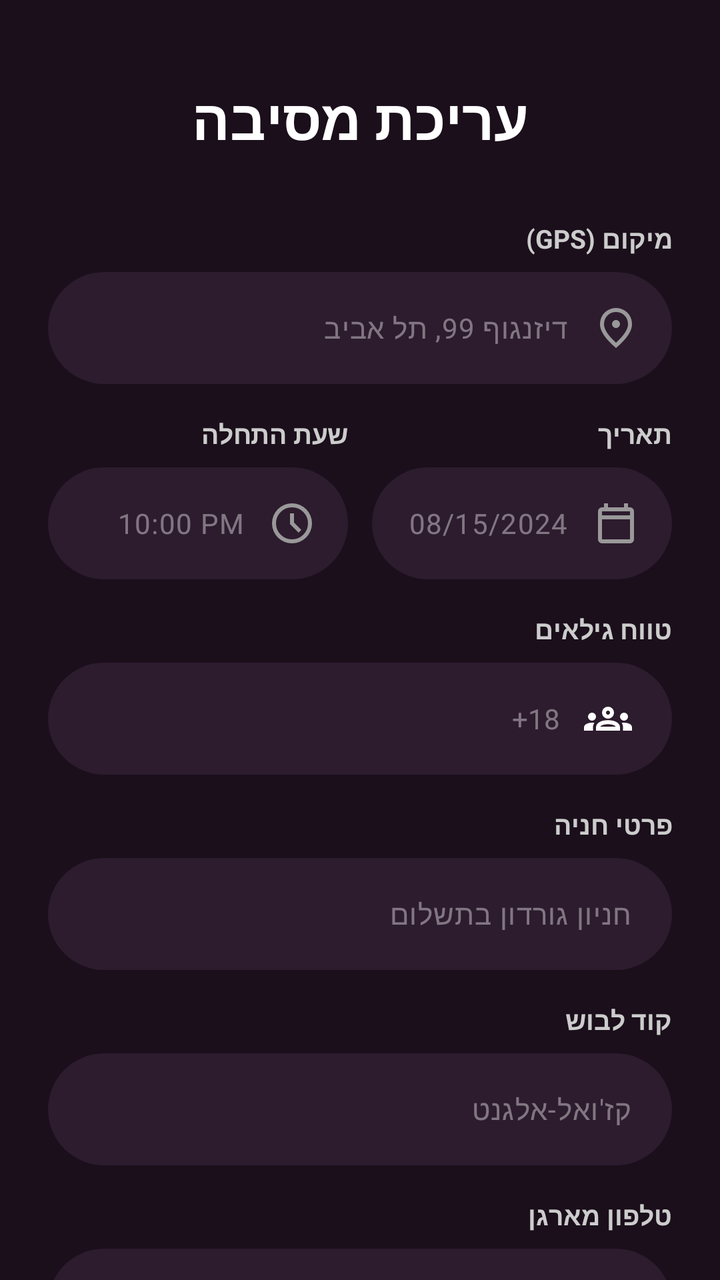
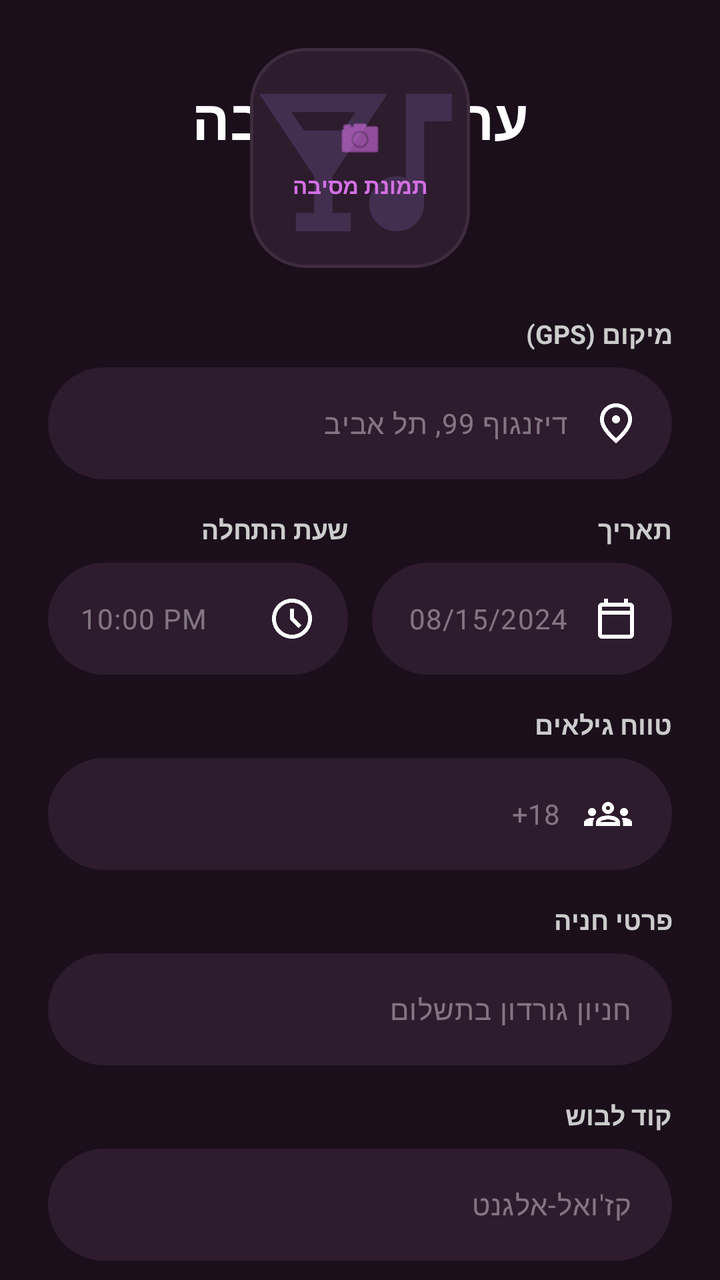

An Android layout rendered at two revisions. The XML below is the earlier revision; the diff shows what the commit changed to produce the second picture.
<!-- AndroidManifest.xml: application theme Theme.PartyLife -->
<!-- res/layout/activity_party_details_edit.xml -->
<?xml version="1.0" encoding="utf-8"?>
<ScrollView xmlns:android="http://schemas.android.com/apk/res/android"
    xmlns:app="http://schemas.android.com/apk/res-auto"
    xmlns:tools="http://schemas.android.com/tools"
    android:layout_width="match_parent"
    android:layout_height="match_parent"
    android:background="#1A0F1B"
    android:fillViewport="true"
    android:id="@+id/partyEdit"
    android:scrollbars="none">

    <androidx.constraintlayout.widget.ConstraintLayout
        android:id="@+id/main"
        android:layout_width="match_parent"
        android:layout_height="wrap_content"
        android:padding="24dp"
        android:layoutDirection="rtl">

        
        <TextView
            android:id="@+id/tvTitle"
            android:layout_width="wrap_content"
            android:layout_height="wrap_content"
            android:layout_marginTop="16dp"
            android:text="עריכת מסיבה"
            android:textColor="#FFFFFF"
            android:textSize="28sp"
            android:textStyle="bold"
            app:layout_constraintEnd_toEndOf="parent"
            app:layout_constraintStart_toStartOf="parent"
            app:layout_constraintTop_toTopOf="parent" />

        
        <TextView
            android:id="@+id/tvLocationLabel"
            android:layout_width="match_parent"
            android:layout_height="wrap_content"
            android:layout_marginTop="32dp"
            android:text="מיקום (GPS)"
            android:textColor="#CCCCCC"
            android:textSize="13sp"
            android:textStyle="bold"
            android:gravity="start"
            app:layout_constraintTop_toBottomOf="@id/tvTitle" />

        <com.google.android.material.textfield.TextInputLayout
            android:id="@+id/tilLocation"
            android:layout_width="match_parent"
            android:layout_height="wrap_content"
            android:layout_marginTop="8dp"
            app:hintEnabled="false"
            app:boxBackgroundColor="#2D1B2E"
            app:boxBackgroundMode="filled"
            app:boxCornerRadiusBottomEnd="28dp"
            app:boxCornerRadiusBottomStart="28dp"
            app:boxCornerRadiusTopEnd="28dp"
            app:boxCornerRadiusTopStart="28dp"
            app:boxStrokeWidth="0dp"
            app:layout_constraintTop_toBottomOf="@id/tvLocationLabel">

            <com.google.android.material.textfield.TextInputEditText
                android:id="@+id/etLocation"
                android:layout_width="match_parent"
                android:layout_height="56dp"
                android:hint="דיזנגוף 99, תל אביב"
                app:hintEnabled="false"
                android:textColorHint="#66FFFFFF"
                android:textColor="#FFFFFF"
                android:textSize="14sp"
                android:gravity="center_vertical|start"
                android:drawableStart="@drawable/locationicon"
                android:drawablePadding="12dp"
                android:drawableTint="#999999"
                android:paddingStart="16dp"
                android:paddingEnd="16dp"
                android:background="@null" />
        </com.google.android.material.textfield.TextInputLayout>

        
        <LinearLayout
            android:id="@+id/rowDateTime"
            android:layout_width="match_parent"
            android:layout_height="wrap_content"
            android:layout_marginTop="16dp"
            android:orientation="horizontal"
            app:layout_constraintTop_toBottomOf="@id/tilLocation">

            
            <LinearLayout
                android:layout_width="0dp"
                android:layout_height="wrap_content"
                android:layout_weight="1"
                android:layout_marginEnd="12dp"
                android:orientation="vertical">

                <TextView
                    android:layout_width="wrap_content"
                    android:layout_height="wrap_content"
                    android:text="תאריך"
                    android:textColor="#CCCCCC"
                    android:textSize="13sp"
                    android:textStyle="bold" />

                <com.google.android.material.textfield.TextInputLayout
                    android:layout_width="match_parent"
                    android:layout_height="wrap_content"
                    android:layout_marginTop="8dp"
                    app:hintEnabled="false"
                    app:boxBackgroundColor="#2D1B2E"
                    app:boxBackgroundMode="filled"
                    app:boxCornerRadiusBottomEnd="28dp"
                    app:boxCornerRadiusBottomStart="28dp"
                    app:boxCornerRadiusTopEnd="28dp"
                    app:boxCornerRadiusTopStart="28dp"
                    app:boxStrokeWidth="0dp">

                    <com.google.android.material.textfield.TextInputEditText
                        android:id="@+id/etDate"
                        android:layout_width="match_parent"
                        android:layout_height="56dp"
                        android:hint="08/15/2024"
                        android:focusable="false"
                        android:clickable="true"
                        android:textColorHint="#66FFFFFF"
                        android:textColor="#FFFFFF"
                        android:textSize="14sp"
                        android:gravity="center_vertical|start"
                        android:drawableStart="@drawable/date_icon"
                        android:drawablePadding="12dp"
                        android:drawableTint="#999999"
                        android:paddingStart="16dp"
                        android:paddingEnd="16dp"
                        android:background="@null" />
                </com.google.android.material.textfield.TextInputLayout>
            </LinearLayout>

            
            <LinearLayout
                android:layout_width="0dp"
                android:layout_height="wrap_content"
                android:layout_weight="1"
                android:orientation="vertical">

                <TextView
                    android:layout_width="wrap_content"
                    android:layout_height="wrap_content"
                    android:text="שעת התחלה"
                    android:textColor="#CCCCCC"
                    android:textSize="13sp"
                    android:textStyle="bold" />

                <com.google.android.material.textfield.TextInputLayout
                    android:layout_width="match_parent"
                    android:layout_height="wrap_content"
                    android:layout_marginTop="8dp"
                    app:hintEnabled="false"
                    app:boxBackgroundColor="#2D1B2E"
                    app:boxBackgroundMode="filled"
                    app:boxCornerRadiusBottomEnd="28dp"
                    app:boxCornerRadiusBottomStart="28dp"
                    app:boxCornerRadiusTopEnd="28dp"
                    app:boxCornerRadiusTopStart="28dp"
                    app:boxStrokeWidth="0dp">

                    <com.google.android.material.textfield.TextInputEditText
                        android:id="@+id/etTime"
                        android:layout_width="match_parent"
                        android:layout_height="56dp"
                        android:hint="10:00 PM"
                        android:focusable="false"
                        android:clickable="true"
                        android:textColorHint="#66FFFFFF"
                        android:textColor="#FFFFFF"
                        android:textSize="14sp"
                        android:gravity="center_vertical|start"
                        android:textAlignment="viewStart"
                        android:drawableStart="@drawable/time_icon"
                        android:drawablePadding="12dp"
                        android:drawableTint="#999999"
                        android:paddingStart="16dp"
                        android:paddingEnd="16dp"
                        android:background="@null" />
                </com.google.android.material.textfield.TextInputLayout>
            </LinearLayout>
        </LinearLayout>

        
        <TextView
            android:id="@+id/tvAgeLabel"
            android:layout_width="match_parent"
            android:layout_height="wrap_content"
            android:layout_marginTop="16dp"
            android:text="טווח גילאים"
            android:textColor="#CCCCCC"
            android:textSize="13sp"
            android:textStyle="bold"
            android:gravity="start"
            app:layout_constraintTop_toBottomOf="@id/rowDateTime" />

        <com.google.android.material.textfield.TextInputLayout
            android:id="@+id/tilAge"
            android:layout_width="match_parent"
            android:layout_height="wrap_content"
            android:layout_marginTop="8dp"
            app:hintEnabled="false"
            app:boxBackgroundColor="#2D1B2E"
            app:boxBackgroundMode="filled"
            app:boxCornerRadiusBottomEnd="28dp"
            app:boxCornerRadiusBottomStart="28dp"
            app:boxCornerRadiusTopEnd="28dp"
            app:boxCornerRadiusTopStart="28dp"
            app:boxStrokeWidth="0dp"
            app:layout_constraintTop_toBottomOf="@id/tvAgeLabel">

            <AutoCompleteTextView
                android:id="@+id/inputAge"
                android:layout_width="match_parent"
                android:layout_height="56dp"
                android:hint="18+"
                android:inputType="none"
                android:textColor="#FFFFFF"
                android:textColorHint="#66FFFFFF"
                android:textSize="14sp"
                android:gravity="center_vertical|start"
                android:textAlignment="viewStart"
                android:drawableStart="@drawable/groups_icon"
                android:drawablePadding="12dp"
                android:paddingStart="20dp"
                android:paddingEnd="20dp"
                android:background="@null" />
        </com.google.android.material.textfield.TextInputLayout>

        
        <TextView
            android:id="@+id/tvParkingLabel"
            android:layout_width="match_parent"
            android:layout_height="wrap_content"
            android:layout_marginTop="16dp"
            android:text="פרטי חניה"
            android:textColor="#CCCCCC"
            android:textSize="13sp"
            android:textStyle="bold"
            android:gravity="start"
            app:layout_constraintTop_toBottomOf="@id/tilAge" />

        <com.google.android.material.textfield.TextInputLayout
            android:id="@+id/tilParking"
            android:layout_width="match_parent"
            android:layout_height="wrap_content"
            android:layout_marginTop="8dp"
            app:hintEnabled="false"
            app:boxBackgroundColor="#2D1B2E"
            app:boxBackgroundMode="filled"
            app:boxCornerRadiusBottomEnd="28dp"
            app:boxCornerRadiusBottomStart="28dp"
            app:boxCornerRadiusTopEnd="28dp"
            app:boxCornerRadiusTopStart="28dp"
            app:boxStrokeWidth="0dp"
            app:layout_constraintTop_toBottomOf="@id/tvParkingLabel">

            <com.google.android.material.textfield.TextInputEditText
                android:id="@+id/etParking"
                android:layout_width="match_parent"
                android:layout_height="56dp"
                android:hint="חניון גורדון בתשלום"
                android:textColorHint="#66FFFFFF"
                android:textColor="#FFFFFF"
                android:textSize="14sp"
                android:gravity="center_vertical|start"
                android:paddingStart="20dp"
                android:paddingEnd="20dp"
                android:background="@null" />
        </com.google.android.material.textfield.TextInputLayout>

        
        <TextView
            android:id="@+id/tvDressCodeLabel"
            android:layout_width="match_parent"
            android:layout_height="wrap_content"
            android:layout_marginTop="16dp"
            android:text="קוד לבוש"
            android:textColor="#CCCCCC"
            android:textSize="13sp"
            android:textStyle="bold"
            android:gravity="start"
            app:layout_constraintTop_toBottomOf="@id/tilParking" />

        <com.google.android.material.textfield.TextInputLayout
            android:id="@+id/tilDressCode"
            android:layout_width="match_parent"
            android:layout_height="wrap_content"
            android:layout_marginTop="8dp"
            app:hintEnabled="false"
            app:boxBackgroundColor="#2D1B2E"
            app:boxBackgroundMode="filled"
            app:boxCornerRadiusBottomEnd="28dp"
            app:boxCornerRadiusBottomStart="28dp"
            app:boxCornerRadiusTopEnd="28dp"
            app:boxCornerRadiusTopStart="28dp"
            app:boxStrokeWidth="0dp"
            app:layout_constraintTop_toBottomOf="@id/tvDressCodeLabel">

            <com.google.android.material.textfield.TextInputEditText
                android:id="@+id/etDressCodeEdit"
                android:layout_width="match_parent"
                android:layout_height="56dp"
                android:hint="קז'ואל-אלגנט"
                android:textColorHint="#66FFFFFF"
                android:textColor="#FFFFFF"
                android:textSize="14sp"
                android:gravity="center_vertical|start"
                android:paddingStart="20dp"
                android:paddingEnd="20dp"
                android:background="@null" />
        </com.google.android.material.textfield.TextInputLayout>

        
        <TextView
            android:id="@+id/tvPhoneLabel"
            android:layout_width="match_parent"
            android:layout_height="wrap_content"
            android:layout_marginTop="16dp"
            android:text="טלפון מארגן"
            android:textColor="#CCCCCC"
            android:textSize="13sp"
            android:textStyle="bold"
            android:gravity="start"
            app:layout_constraintTop_toBottomOf="@id/tilDressCode" />

        <com.google.android.material.textfield.TextInputLayout
            android:id="@+id/tilPhone"
            android:layout_width="match_parent"
            android:layout_height="wrap_content"
            android:layout_marginTop="8dp"
            app:hintEnabled="false"
            app:boxBackgroundColor="#2D1B2E"
            app:boxBackgroundMode="filled"
            app:boxCornerRadiusBottomEnd="28dp"
            app:boxCornerRadiusBottomStart="28dp"
            app:boxCornerRadiusTopEnd="28dp"
            app:boxCornerRadiusTopStart="28dp"
            app:boxStrokeWidth="0dp"
            app:layout_constraintTop_toBottomOf="@id/tvPhoneLabel">

            <com.google.android.material.textfield.TextInputEditText
                android:id="@+id/etPhone"
                android:layout_width="match_parent"
                android:layout_height="56dp"
                android:hint= "054-1234567"
                android:inputType="phone"
                android:textColorHint="#66FFFFFF"
                android:textColor="#FFFFFF"
                android:textSize="14sp"
                android:gravity="start|center_vertical"
                android:textDirection="rtl"
                android:drawableStart="@android:drawable/ic_menu_call"
                android:drawablePadding="12dp"
                android:textAlignment="viewStart"
                android:paddingStart="20dp"
                android:paddingEnd="20dp"
                android:background="@null" />
        </com.google.android.material.textfield.TextInputLayout>

        
        <com.google.android.material.button.MaterialButton
            android:id="@+id/btnSaveChanges"
            android:layout_width="match_parent"
            android:layout_height="56dp"
            android:layout_marginTop="40dp"
            android:text="שמור שינויים"
            android:textColor="#FFFFFF"
            android:textSize="16sp"
            android:textStyle="bold"
            android:background="@drawable/button_gradient"
            app:backgroundTint="@null"
            app:cornerRadius="28dp"
            app:layout_constraintTop_toBottomOf="@id/tilPhone" />

        
        <com.google.android.material.button.MaterialButton
            android:id="@+id/btnViewEvents"
            android:layout_width="match_parent"
            android:layout_height="56dp"
            android:layout_marginTop="16dp"
            android:layout_marginBottom="24dp"
            android:text="צפייה באירועי הגעה"
            android:textColor="#EE2B9C"
            android:textSize="16sp"
            android:textStyle="bold"
            app:backgroundTint="@android:color/transparent"
            app:strokeColor="#EE2B9C"
            app:strokeWidth="2dp"
            app:cornerRadius="28dp"
            app:layout_constraintBottom_toBottomOf="parent"
            app:layout_constraintTop_toBottomOf="@id/btnSaveChanges" />

    </androidx.constraintlayout.widget.ConstraintLayout>

</ScrollView>
<!-- resources referenced by this layout -->
<resources>
  <!-- drawable button_gradient (drawable) -->
  <?xml version="1.0" encoding="utf-8"?>
  <shape xmlns:android="http://schemas.android.com/apk/res/android">
      <gradient
          android:startColor="#CC56E2"
          android:endColor="#BA39D5"
          android:angle="0"/>
      <corners android:radius="25dp"/>
  </shape>
  <!-- drawable date_icon (drawable) -->
  <vector xmlns:android="http://schemas.android.com/apk/res/android"
      android:width="24dp"
      android:height="24dp"
      android:viewportWidth="960"
      android:viewportHeight="960">
    <path
        android:pathData="M200,880q-33,0 -56.5,-23.5T120,800v-560q0,-33 23.5,-56.5T200,160h40v-80h80v80h320v-80h80v80h40q33,0 56.5,23.5T840,240v560q0,33 -23.5,56.5T760,880L200,880ZM200,800h560v-400L200,400v400ZM200,320h560v-80L200,240v80ZM200,320v-80,80Z"
        android:fillColor="#FFFFFF"/>
  </vector>
  <!-- drawable groups_icon (drawable) -->
  <vector xmlns:android="http://schemas.android.com/apk/res/android"
      android:width="24dp"
      android:height="24dp"
      android:viewportWidth="960"
      android:viewportHeight="960">
    <path
        android:pathData="M0,720v-63q0,-43 44,-70t116,-27q13,0 25,0.5t23,2.5q-14,21 -21,44t-7,48v65L0,720ZM240,720v-65q0,-32 17.5,-58.5T307,550q32,-20 76.5,-30t96.5,-10q53,0 97.5,10t76.5,30q32,20 49,46.5t17,58.5v65L240,720ZM780,720v-65q0,-26 -6.5,-49T754,563q11,-2 22.5,-2.5t23.5,-0.5q72,0 116,26.5t44,70.5v63L780,720ZM325,640h311q-10,-20 -55.5,-35T480,590q-55,0 -100.5,15T325,640ZM160,520q-33,0 -56.5,-23.5T80,440q0,-34 23.5,-57t56.5,-23q34,0 57,23t23,57q0,33 -23,56.5T160,520ZM800,520q-33,0 -56.5,-23.5T720,440q0,-34 23.5,-57t56.5,-23q34,0 57,23t23,57q0,33 -23,56.5T800,520ZM480,480q-50,0 -85,-35t-35,-85q0,-51 35,-85.5t85,-34.5q51,0 85.5,34.5T600,360q0,50 -34.5,85T480,480ZM480,400q17,0 28.5,-11.5T520,360q0,-17 -11.5,-28.5T480,320q-17,0 -28.5,11.5T440,360q0,17 11.5,28.5T480,400ZM481,640ZM480,360Z"
        android:fillColor="#FFFFFF"/>
  </vector>
  <!-- drawable locationicon (drawable) -->
  <vector xmlns:android="http://schemas.android.com/apk/res/android"
      android:width="24dp"
      android:height="24dp"
      android:viewportWidth="960"
      android:viewportHeight="960">
    <path
        android:pathData="M480,480q33,0 56.5,-23.5T560,400q0,-33 -23.5,-56.5T480,320q-33,0 -56.5,23.5T400,400q0,33 23.5,56.5T480,480ZM480,774q122,-112 181,-203.5T720,408q0,-109 -69.5,-178.5T480,160q-101,0 -170.5,69.5T240,408q0,71 59,162.5T480,774ZM480,880Q319,743 239.5,625.5T160,408q0,-150 96.5,-239T480,80q127,0 223.5,89T800,408q0,100 -79.5,217.5T480,880ZM480,400Z"
        android:fillColor="#FFFFFF"/>
  </vector>
  <!-- drawable time_icon (drawable) -->
  <vector xmlns:android="http://schemas.android.com/apk/res/android"
      android:width="24dp"
      android:height="24dp"
      android:viewportWidth="960"
      android:viewportHeight="960">
    <path
        android:pathData="m612,668 l56,-56 -148,-148v-184h-80v216l172,172ZM480,880q-83,0 -156,-31.5T197,763q-54,-54 -85.5,-127T80,480q0,-83 31.5,-156T197,197q54,-54 127,-85.5T480,80q83,0 156,31.5T763,197q54,54 85.5,127T880,480q0,83 -31.5,156T763,763q-54,54 -127,85.5T480,880ZM480,480ZM480,800q133,0 226.5,-93.5T800,480q0,-133 -93.5,-226.5T480,160q-133,0 -226.5,93.5T160,480q0,133 93.5,226.5T480,800Z"
        android:fillColor="#FFFFFF"/>
  </vector>
  <style name="Theme.PartyLife" parent="Base.Theme.PartyLife" />
  <style name="Base.Theme.PartyLife" parent="Theme.Material3.Dark.NoActionBar">
        
  
      </style>
</resources>

<!-- the commit's change to res/layout/activity_party_details_edit.xml (unified diff, before → after) -->
@@ -30,18 +30,70 @@
             app:layout_constraintStart_toStartOf="parent"
             app:layout_constraintTop_toTopOf="parent" />
 
+        <com.google.android.material.card.MaterialCardView
+            android:id="@+id/cvPartyImage"
+            android:layout_width="110dp"
+            android:layout_height="110dp"
+            android:layout_marginTop="24dp"
+            app:cardBackgroundColor="#2D1B2E"
+            app:cardCornerRadius="28dp"
+            app:strokeWidth="1.5dp"
+            app:strokeColor="#3D2B3E"
+            app:layout_constraintEnd_toEndOf="parent"
+            app:layout_constraintStart_toStartOf="parent"
+            app:layout_constraintTop_toBottomOf="@id/tvSubtitle">
+
+            <RelativeLayout
+                android:layout_width="match_parent"
+                android:layout_height="match_parent">
+
+                <ImageView
+                    android:id="@+id/ivSelectedPartyImage"
+                    android:layout_width="match_parent"
+                    android:layout_height="match_parent"
+                    android:scaleType="centerCrop"
+                    android:src="@drawable/partyicon"
+                    android:alpha="0.2"
+                    app:tint="#9575CD" />
+
+                <LinearLayout
+                    android:layout_width="wrap_content"
+                    android:layout_height="wrap_content"
+                    android:layout_centerInParent="true"
+                    android:gravity="center"
+                    android:orientation="vertical">
+
+                    <ImageView
+                        android:layout_width="24dp"
+                        android:layout_height="24dp"
+                        android:src="@android:drawable/ic_menu_camera"
+                        app:tint="#D36FE4" />
+
+                    <TextView
+                        android:layout_width="wrap_content"
+                        android:layout_height="wrap_content"
+                        android:layout_marginTop="4dp"
+                        android:text="תמונת מסיבה"
+                        android:textColor="#D36FE4"
+                        android:textSize="11sp"
+                        android:textStyle="bold" />
+                </LinearLayout>
+            </RelativeLayout>
+        </com.google.android.material.card.MaterialCardView>
+
+
         
         <TextView
             android:id="@+id/tvLocationLabel"
             android:layout_width="match_parent"
             android:layout_height="wrap_content"
-            android:layout_marginTop="32dp"
+            android:layout_marginTop="24dp"
             android:text="מיקום (GPS)"
             android:textColor="#CCCCCC"
             android:textSize="13sp"
             android:textStyle="bold"
             android:gravity="start"
-            app:layout_constraintTop_toBottomOf="@id/tvTitle" />
+            app:layout_constraintTop_toBottomOf="@id/cvPartyImage" />
 
         <com.google.android.material.textfield.TextInputLayout
             android:id="@+id/tilLocation"
@@ -63,14 +115,12 @@
                 android:layout_width="match_parent"
                 android:layout_height="56dp"
                 android:hint="דיזנגוף 99, תל אביב"
-                app:hintEnabled="false"
                 android:textColorHint="#66FFFFFF"
                 android:textColor="#FFFFFF"
                 android:textSize="14sp"
                 android:gravity="center_vertical|start"
                 android:drawableStart="@drawable/locationicon"
                 android:drawablePadding="12dp"
-                android:drawableTint="#999999"
                 android:paddingStart="16dp"
                 android:paddingEnd="16dp"
                 android:background="@null" />
@@ -127,7 +177,6 @@
                         android:gravity="center_vertical|start"
                         android:drawableStart="@drawable/date_icon"
                         android:drawablePadding="12dp"
-                        android:drawableTint="#999999"
                         android:paddingStart="16dp"
                         android:paddingEnd="16dp"
                         android:background="@null" />
@@ -173,10 +222,8 @@
                         android:textColor="#FFFFFF"
                         android:textSize="14sp"
                         android:gravity="center_vertical|start"
-                        android:textAlignment="viewStart"
                         android:drawableStart="@drawable/time_icon"
                         android:drawablePadding="12dp"
-                        android:drawableTint="#999999"
                         android:paddingStart="16dp"
                         android:paddingEnd="16dp"
                         android:background="@null" />
@@ -222,7 +269,6 @@
                 android:textColorHint="#66FFFFFF"
                 android:textSize="14sp"
                 android:gravity="center_vertical|start"
-                android:textAlignment="viewStart"
                 android:drawableStart="@drawable/groups_icon"
                 android:drawablePadding="12dp"
                 android:paddingStart="20dp"
@@ -346,7 +392,7 @@
                 android:id="@+id/etPhone"
                 android:layout_width="match_parent"
                 android:layout_height="56dp"
-                android:hint= "054-1234567"
+                android:hint="054-1234567"
                 android:inputType="phone"
                 android:textColorHint="#66FFFFFF"
                 android:textColor="#FFFFFF"
@@ -355,7 +401,6 @@
                 android:textDirection="rtl"
                 android:drawableStart="@android:drawable/ic_menu_call"
                 android:drawablePadding="12dp"
-                android:textAlignment="viewStart"
                 android:paddingStart="20dp"
                 android:paddingEnd="20dp"
                 android:background="@null" />
<!-- resource entries referenced after the edit -->
@@ -39,6 +39,16 @@
         android:pathData="M480,480q33,0 56.5,-23.5T560,400q0,-33 -23.5,-56.5T480,320q-33,0 -56.5,23.5T400,400q0,33 23.5,56.5T480,480ZM480,774q122,-112 181,-203.5T720,408q0,-109 -69.5,-178.5T480,160q-101,0 -170.5,69.5T240,408q0,71 59,162.5T480,774ZM480,880Q319,743 239.5,625.5T160,408q0,-150 96.5,-239T480,80q127,0 223.5,89T800,408q0,100 -79.5,217.5T480,880ZM480,400Z"
         android:fillColor="#FFFFFF"/>
   </vector>
+  <!-- drawable partyicon (drawable) -->
+  <vector xmlns:android="http://schemas.android.com/apk/res/android"
+      android:width="24dp"
+      android:height="24dp"
+      android:viewportWidth="960"
+      android:viewportHeight="960">
+    <path
+        android:pathData="M200,800v-80h80v-160L40,200h560L360,560v160h80v80L200,800ZM236,360h168l56,-80L180,280l56,80ZM640,800q-50,0 -85,-35t-35,-85q0,-50 35,-85t85,-35q11,0 21,1.5t19,6.5v-368h200v120L760,320v360q0,50 -35,85t-85,35Z"
+        android:fillColor="#FFFFFF"/>
+  </vector>
   <!-- drawable time_icon (drawable) -->
   <vector xmlns:android="http://schemas.android.com/apk/res/android"
       android:width="24dp"
